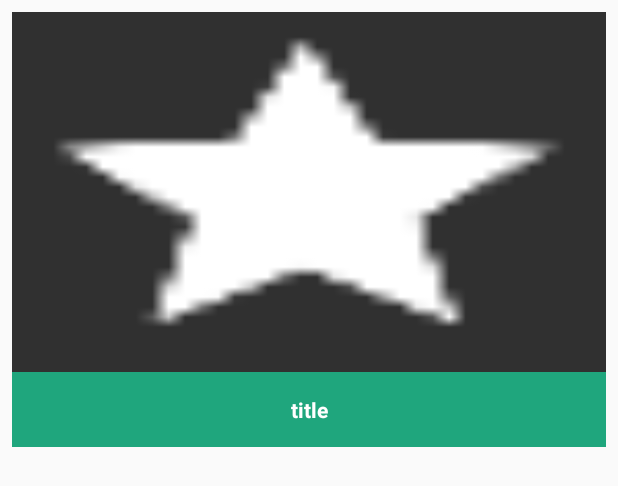
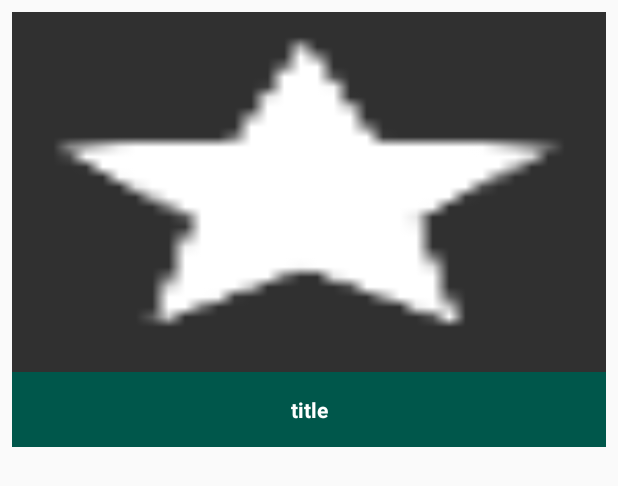
Before and after one commit to rorogarcete/TestRappiApp, an Android app: the layout item_movie_popular.xml on its own in the app's theme, with its tools: preview values and no code run, on a phone screen of 412 x 824 dp. Shown: the top 486 px of the screen. Run offline under Robolectric (Android 15) with nearby library versions, the phone set to English and light mode, and no system bars.

```diff
--- a/app/src/main/res/values/colors.xml
+++ b/app/src/main/res/values/colors.xml
@@ -1,16 +1,8 @@
 <?xml version="1.0" encoding="utf-8"?>
 <resources>
-    <!--<color name="colorPrimary">#008577</color>-->
-    <!--<color name="colorPrimaryDark">#00574B</color>-->
-    <!--<color name="colorAccent">#D81B60</color>-->
-
-    <!--<color name="white">#FFFFFF</color>-->
-    <!--<color name="background">#303030</color>-->
-    <!--<color name="background800">#424242</color>-->
-
-    <color name="colorPrimary">#39be96</color>
-    <color name="colorPrimaryDark">#1fa67d</color>
-    <color name="colorAccent">#39be96</color>
+    <color name="colorPrimary">#008577</color>
+    <color name="colorPrimaryDark">#00574B</color>
+    <color name="colorAccent">#D81B60</color>
     <color name="background">#303030</color>
     <color name="background800">#424242</color>
     <color name="background900">#212121</color>
--- a/app/src/main/res/values/strings.xml
+++ b/app/src/main/res/values/strings.xml
@@ -13,4 +13,6 @@
     <string name="menu_top">Top</string>
     <string name="menu_upcoming">Upcoming</string>
     <string name="menu_search">Search</string>
+    <string name="txt_summary">Summary</string>
+    <string name="txt_trailers">Trailers</string>
 </resources>
```
Also changed, not shown: app/src/main/java/com/prestosoftware/test/rappi/ui/binding/ViewBinding.kt (+0 -22 lines), 3 other files.
